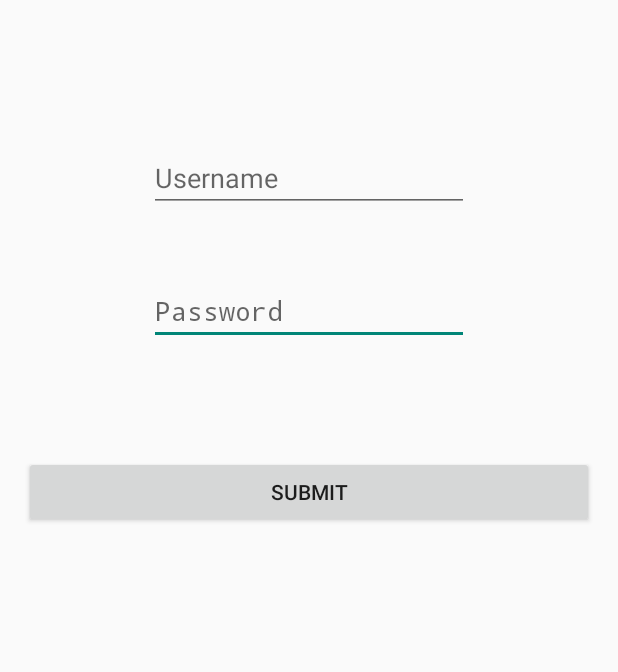
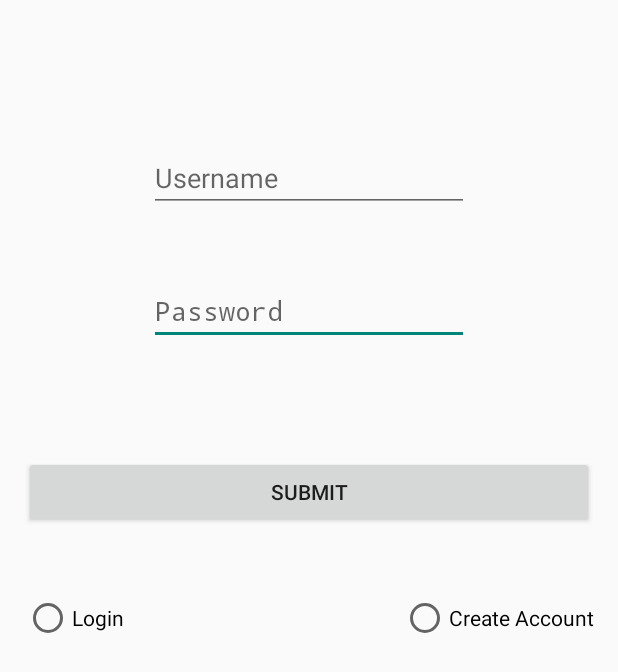
Before and after one commit to athornburg/nades-0.2, an Android app: the CreateAccount screen opened directly, with no data from a screen before it, on a phone screen of 412 x 824 dp. Shown: the top 672 px of the screen. Run offline under Robolectric (Android 15) with nearby library versions, the phone set to English and light mode, and no system bars; 1 statement that could not run was skipped.

Commit message:
fixed home screen

```diff
--- a/client/Nades/Nades/src/main/java/com/cwat/nades/Requests.java
+++ b/client/Nades/Nades/src/main/java/com/cwat/nades/Requests.java
@@ -5,7 +5,6 @@ package com.cwat.nades;
  */
 
 import android.app.Activity;
-import android.content.Intent;
 import android.content.SharedPreferences.Editor;
 import android.os.Bundle;
 import android.view.Menu;
@@ -69,8 +68,6 @@ public class Requests extends Activity {
                     database.open();
                     if(!database.containsFriend(username)){
                         database.createFriend(username,gcmID);
-                        Intent intent = new Intent(Requests.this,FriendsActivity.class);
-                        startActivity(intent);
                     }else{
                         Toast toast2 = Toast.makeText(getApplicationContext(), "Already Friends", Toast.LENGTH_LONG);
                         toast2.show();
--- a/client/Nades/Nades/src/main/res/layout/activity_friends.xml
+++ b/client/Nades/Nades/src/main/res/layout/activity_friends.xml
@@ -5,8 +5,7 @@
     android:paddingBottom="@dimen/activity_vertical_margin"
     android:paddingLeft="@dimen/activity_horizontal_margin"
     android:paddingRight="@dimen/activity_horizontal_margin"
-    android:paddingTop="@dimen/activity_vertical_margin"
-    tools:context=".Friends" >
+    android:paddingTop="@dimen/activity_vertical_margin">
 
     <Button
         android:id="@+id/add_friend"
--- a/client/Nades/Nades/src/main/res/layout/create_account.xml
+++ b/client/Nades/Nades/src/main/res/layout/create_account.xml
@@ -42,4 +42,22 @@
         android:layout_marginTop="74dp"
         android:text="Submit" />
 
+    <RadioButton
+        android:layout_width="wrap_content"
+        android:layout_height="wrap_content"
+        android:text="Login"
+        android:id="@+id/login"
+        android:layout_centerVertical="true"
+        android:layout_alignParentLeft="true"
+        android:layout_alignParentStart="true" />
+
+    <RadioButton
+        android:layout_width="wrap_content"
+        android:layout_height="wrap_content"
+        android:text="Create Account"
+        android:id="@+id/create_account"
+        android:layout_alignTop="@+id/login"
+        android:layout_alignParentRight="true"
+        android:layout_alignParentEnd="true" />
+
 </RelativeLayout>
```
Also changed, not shown: client/Nades/Nades/src/main/java/com/cwat/nades/FriendsActivity.java (deleted, +0 -93 lines), client/Nades/Nades/src/main/java/com/cwat/nades/MainActivity.java (+7 -6 lines), client/Nades/Nades/src/main/java/com/cwat/util/SharedPrefsManager.java (+6 -1 lines), 178 other files.
